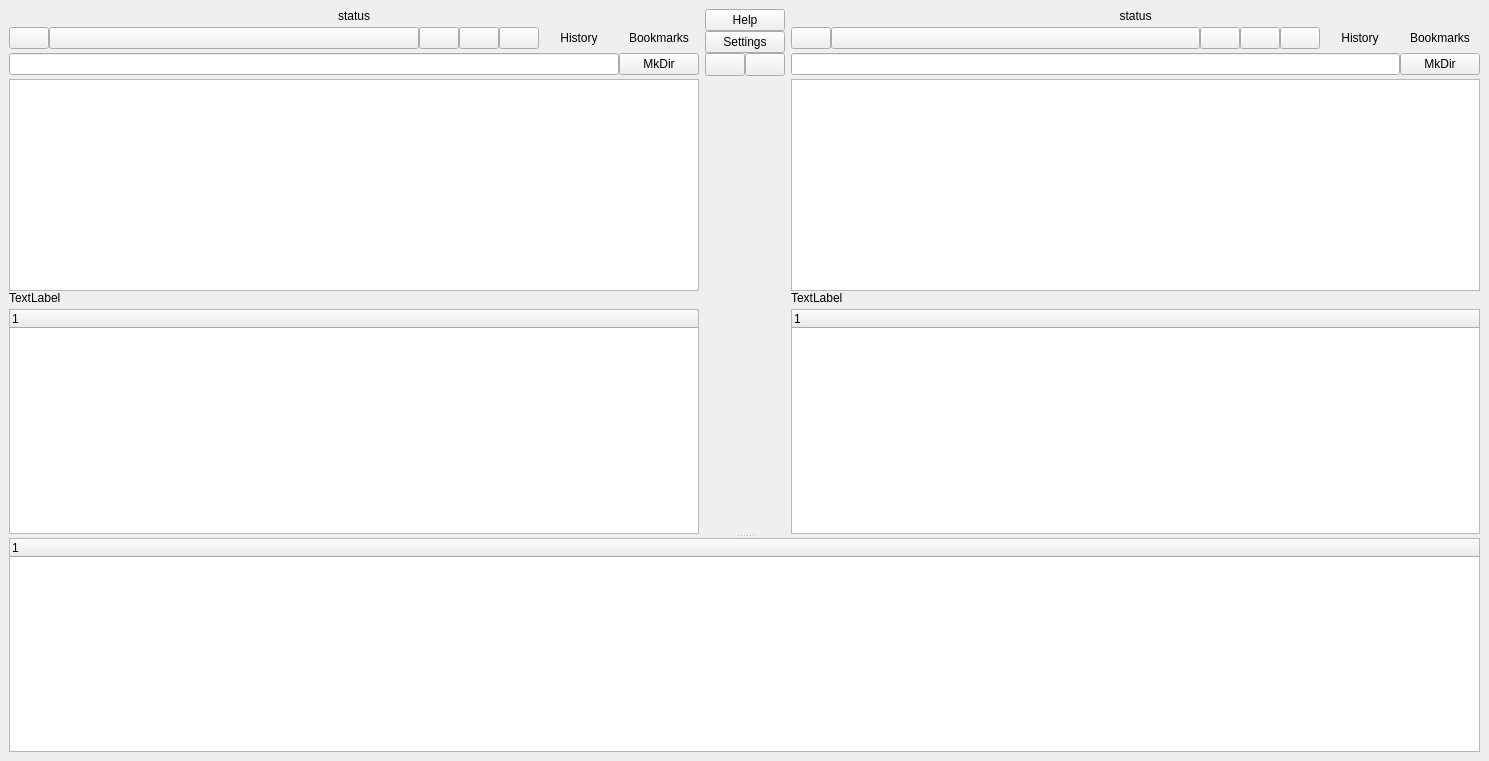
This is src/mainwin.ui in suncore/dflynav as Qt 5 draws it before an edit. The edited form follows.
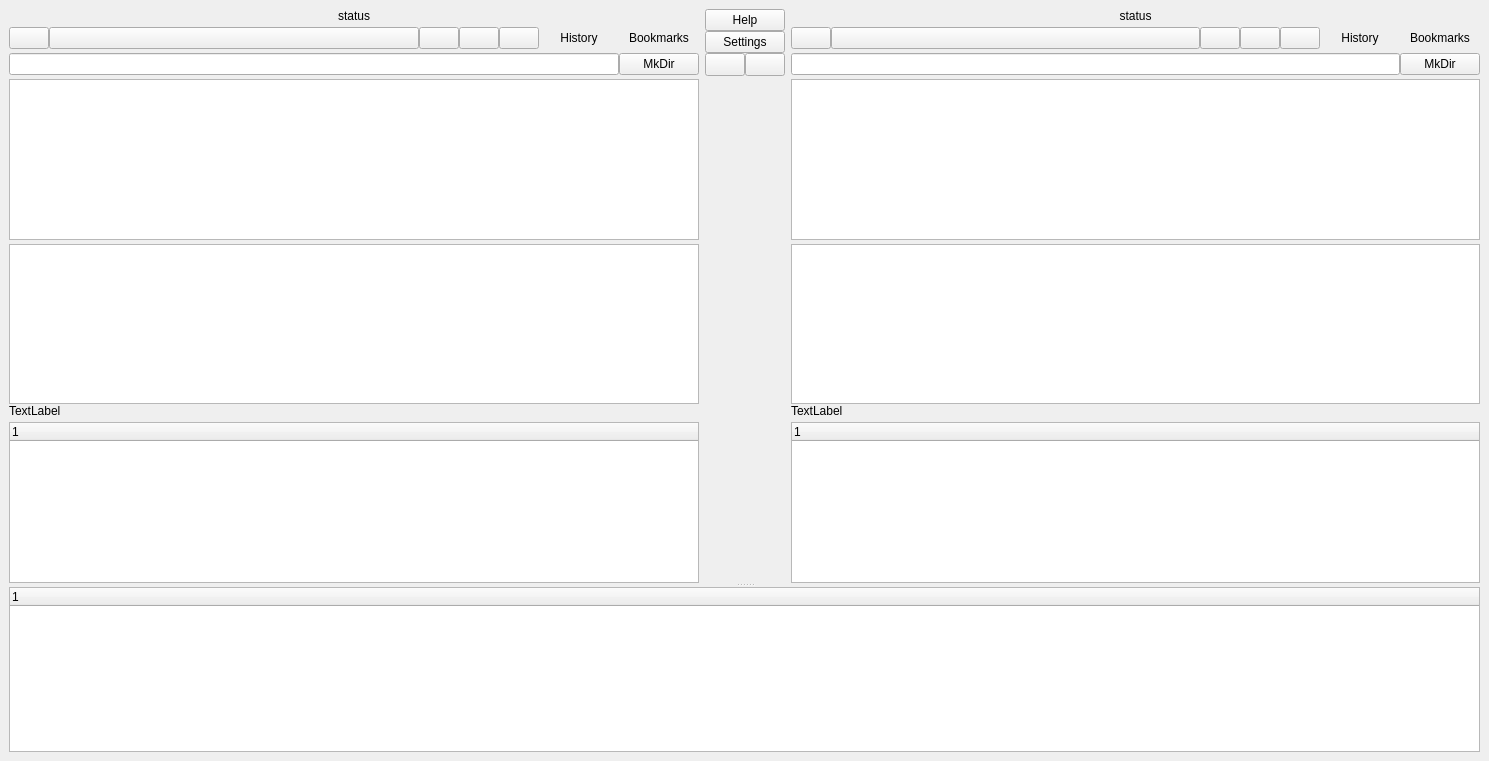
This is the edited form.

Commit message: preview of text files

The edit to the form file:
```diff
--- a/src/mainwin.ui
+++ b/src/mainwin.ui
@@ -147,6 +147,18 @@
             </property>
            </widget>
           </item>
+          <item row="9" column="0">
+           <widget class="QTreeWidget" name="left_tree">
+            <property name="rootIsDecorated">
+             <bool>false</bool>
+            </property>
+            <column>
+             <property name="text">
+              <string notr="true">1</string>
+             </property>
+            </column>
+           </widget>
+          </item>
           <item row="7" column="0">
            <widget class="QWidget" name="left_preview_container" native="true">
             <layout class="QGridLayout" name="gridLayout_2">
@@ -192,17 +204,8 @@
             </item>
            </layout>
           </item>
-          <item row="9" column="0">
-           <widget class="QTreeWidget" name="left_tree">
-            <property name="rootIsDecorated">
-             <bool>false</bool>
-            </property>
-            <column>
-             <property name="text">
-              <string notr="true">1</string>
-             </property>
-            </column>
-           </widget>
+          <item row="6" column="0">
+           <widget class="QTextBrowser" name="left_text"/>
           </item>
          </layout>
         </item>
@@ -301,37 +304,6 @@
           <property name="verticalSpacing">
            <number>4</number>
           </property>
-          <item row="6" column="0">
-           <widget class="QWidget" name="right_preview_container" native="true">
-            <layout class="QGridLayout" name="gridLayout_3">
-             <property name="leftMargin">
-              <number>0</number>
-             </property>
-             <property name="topMargin">
-              <number>0</number>
-             </property>
-             <property name="rightMargin">
-              <number>0</number>
-             </property>
-             <property name="bottomMargin">
-              <number>0</number>
-             </property>
-             <property name="spacing">
-              <number>0</number>
-             </property>
-             <item row="0" column="0">
-              <widget class="QGraphicsView" name="right_preview_gv"/>
-             </item>
-             <item row="1" column="0">
-              <widget class="QLabel" name="right_preview_text">
-               <property name="text">
-                <string>TextLabel</string>
-               </property>
-              </widget>
-             </item>
-            </layout>
-           </widget>
-          </item>
           <item row="2" column="0" colspan="2">
            <widget class="QLabel" name="right_status">
             <property name="text">
@@ -342,6 +314,37 @@
             </property>
            </widget>
           </item>
+          <item row="7" column="0">
+           <widget class="QWidget" name="right_preview_container" native="true">
+            <layout class="QGridLayout" name="gridLayout_3">
+             <property name="leftMargin">
+              <number>0</number>
+             </property>
+             <property name="topMargin">
+              <number>0</number>
+             </property>
+             <property name="rightMargin">
+              <number>0</number>
+             </property>
+             <property name="bottomMargin">
+              <number>0</number>
+             </property>
+             <property name="spacing">
+              <number>0</number>
+             </property>
+             <item row="1" column="0">
+              <widget class="QLabel" name="right_preview_text">
+               <property name="text">
+                <string>TextLabel</string>
+               </property>
+              </widget>
+             </item>
+             <item row="0" column="0">
+              <widget class="QGraphicsView" name="right_preview_gv"/>
+             </item>
+            </layout>
+           </widget>
+          </item>
           <item row="4" column="0" colspan="2">
            <layout class="QHBoxLayout" name="horizontalLayout_4">
             <item>
@@ -457,7 +460,7 @@
             </item>
            </layout>
           </item>
-          <item row="7" column="0">
+          <item row="9" column="0">
            <widget class="QTreeWidget" name="right_tree">
             <property name="rootIsDecorated">
              <bool>false</bool>
@@ -469,6 +472,9 @@
             </column>
            </widget>
           </item>
+          <item row="6" column="0">
+           <widget class="QTextBrowser" name="right_text"/>
+          </item>
          </layout>
         </item>
        </layout>
```
The commit also changes 58 other files.
